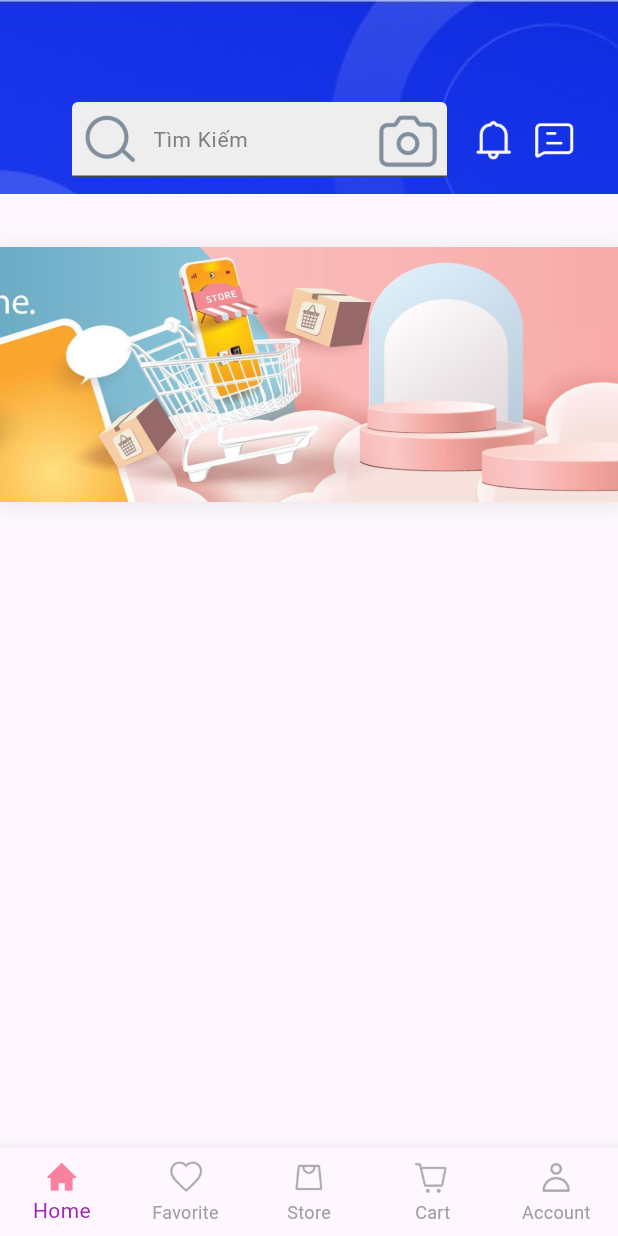
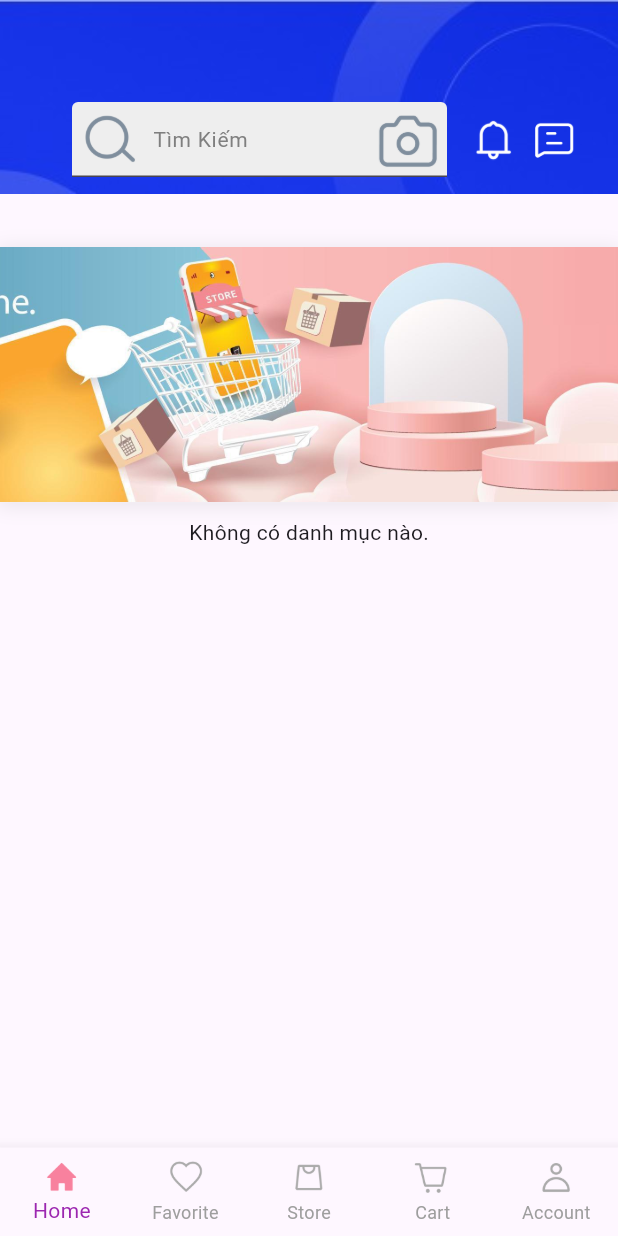
Before and after one commit to hieunguyen1912/AppDevelopment, a Flutter app: the screen it shows after launch, on a phone screen of 412 x 824 dp. Run offline on Flutter 3.47's test engine with Material 3 defaults, Android fonts, the phone set to English and light mode, and no system bars; our stand-ins replace cloud_firestore, firebase_auth, firebase_core, google_fonts; accounts and stored records are empty.

Commit message:
create categories and fetch categories from firestore

```diff
--- /dev/null
+++ b/Group7Project/Ecommerceapp/tmdt_app/lib/controllers/category_controller.dart
@@ -0,0 +1,24 @@
+import 'package:cloud_firestore/cloud_firestore.dart';
+import 'package:tmdt_app/models/category_models.dart';
+
+class CategoryController {
+  final FirebaseFirestore _firestore = FirebaseFirestore.instance;
+  Future<List<CategoryModels>> fetchCategories() async {
+    List<CategoryModels> categories = [];
+
+    try {
+      QuerySnapshot snapshot = await _firestore.collection('categories').get();
+      for (var doc in snapshot.docs) {
+        print("Dữ liệu nhận từ Firestore: ${doc.data()}");
+
+        categories.add(CategoryModels(
+          categoryName: doc["categoryName"] ?? "Không có tên",
+          categoryImage: doc["categoryImage"] ?? "",
+        ));
+      }
+    } catch (e) {
+      print("Lỗi khi lấy danh mục: $e");
+    }
+    return categories;
+  }
+}
--- /dev/null
+++ b/Group7Project/Ecommerceapp/tmdt_app/lib/models/category_models.dart
@@ -0,0 +1,6 @@
+class CategoryModels {
+  final String categoryName;
+  final String categoryImage;
+
+  CategoryModels({required this.categoryName, required this.categoryImage});
+}
--- a/Group7Project/Ecommerceapp/tmdt_app/lib/views/screens/nav_screens/home_screens.dart
+++ b/Group7Project/Ecommerceapp/tmdt_app/lib/views/screens/nav_screens/home_screens.dart
@@ -1,18 +1,19 @@
 import 'package:flutter/material.dart';
 import 'package:tmdt_app/views/screens/nav_screens/widgets/banner_widgets.dart';
 import 'package:tmdt_app/views/screens/nav_screens/widgets/header_widgets.dart';
-
+import 'package:tmdt_app/views/screens/nav_screens/widgets/category_widgets.dart';
 class HomeScreens extends StatelessWidget {
   const HomeScreens({super.key});
 
   @override
   Widget build(BuildContext context) {
-    return const Scaffold(
+    return Scaffold(
       body: SingleChildScrollView(
         child: Column(
           children: [
             HeaderWidget(),
             BannerWidget(),
+            CategoryList(),
           ],
         ),
       ),
--- /dev/null
+++ b/Group7Project/Ecommerceapp/tmdt_app/lib/views/screens/nav_screens/widgets/category_widgets.dart
@@ -0,0 +1,66 @@
+import 'package:flutter/material.dart';
+import 'package:google_fonts/google_fonts.dart';
+import 'package:tmdt_app/controllers/category_controller.dart';
+import 'package:tmdt_app/models/category_models.dart';
+
+class CategoryList extends StatefulWidget {
+  @override
+  State<CategoryList> createState() => _CategoryListState();
+}
+
+class _CategoryListState extends State<CategoryList> {
+  final CategoryController _categoryService = CategoryController();
+
+  @override
+  Widget build(BuildContext context) {
+    return FutureBuilder<List<CategoryModels>>(
+      future: _categoryService.fetchCategories(),
+      builder: (context, snapshot) {
+        if (snapshot.connectionState == ConnectionState.waiting) {
+          return Center(child: CircularProgressIndicator());
+        }
+        if (snapshot.hasError) {
+          return Center(child: Text("Lỗi khi tải danh mục!"));
+        }
+        if (!snapshot.hasData || snapshot.data!.isEmpty) {
+          return Center(child: Text("Không có danh mục nào."));
+        }
+
+        List<CategoryModels> categories = snapshot.data!;
+        for (var category in categories) {
+          print("Category Name: ${category.categoryName}");
+          print("Image URL: ${category.categoryImage}");
+        }
+
+        return Column(
+          crossAxisAlignment: CrossAxisAlignment.start,
+          children: [
+            GridView.builder(
+              shrinkWrap: true,
+              physics: const NeverScrollableScrollPhysics(),
+              itemCount: categories.length,
+              gridDelegate: SliverGridDelegateWithFixedCrossAxisCount(crossAxisCount: 4, mainAxisSpacing: 4, crossAxisSpacing: 8),
+              itemBuilder: (context, index) {
+                return InkWell(
+                  onTap: () {
+
+                  },
+                  child: Column(
+                    children: [
+                      Image.network(categories[index].categoryImage, width: 50, height: 50, fit: BoxFit.cover,),
+                      Text(categories[index].categoryName,
+                      style: GoogleFonts.quicksand(
+                        fontSize: 14,
+                        letterSpacing: 0.3,
+                        fontWeight: FontWeight.bold,
+                      ),),
+                    ],
+                  ),
+                );
+            })
+          ],
+        );
+      },
+    );
+  }
+}
```
